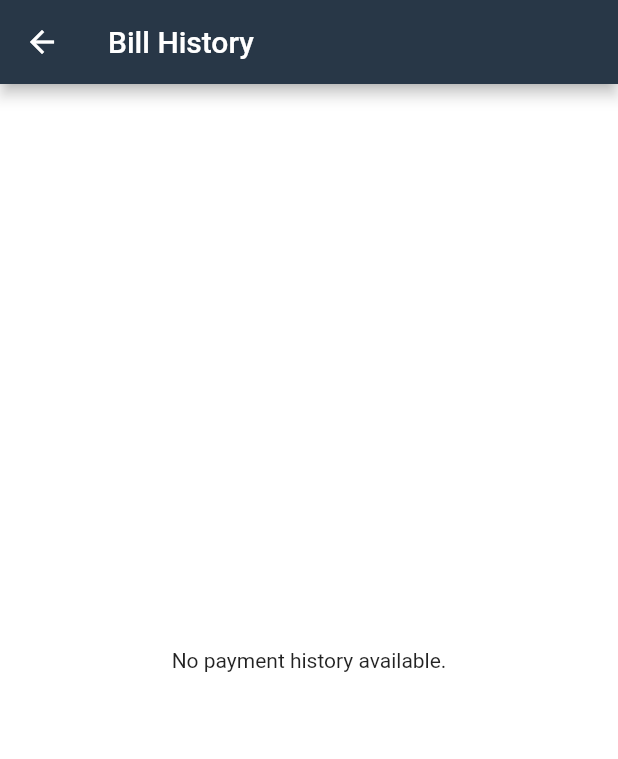
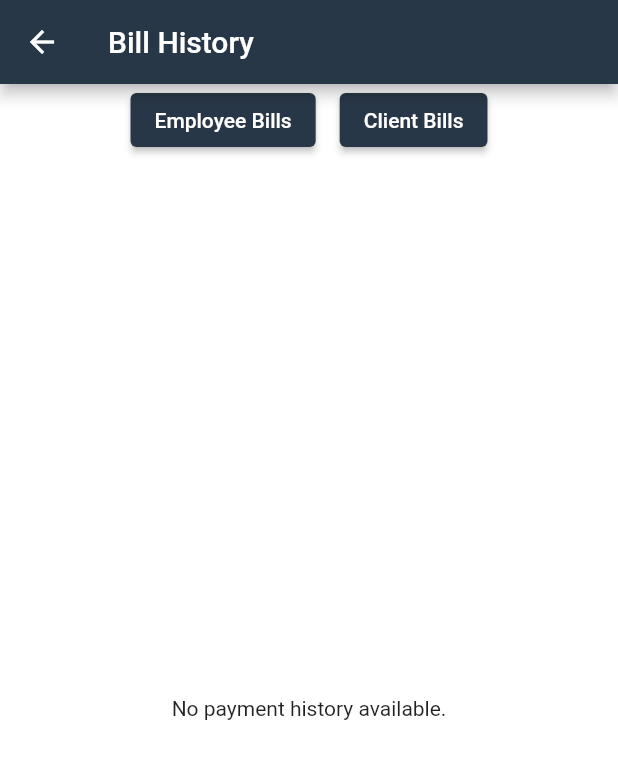
Before and after one commit to amal-krishna-m-u/TeamOneEventManagement, a Flutter app: the BillHistory screen opened directly, on a phone screen of 412 x 824 dp. Shown: the top 759 px of the screen. Run offline on Flutter 3.47's test engine with Material 2 defaults, Android fonts, the phone set to English and light mode, and no system bars; our stand-ins replace another_flushbar, shared_preferences, supabase, supabase_flutter, timeline_tile; missing offline and left inert: chart_sparkline, upi_india; accounts and stored records are empty; project files that could hold a hidden picture were left out.

Commit message:
all features done

```diff
--- a/teamone/lib/pages/bill_history.dart
+++ b/teamone/lib/pages/bill_history.dart
@@ -11,7 +11,9 @@ class BillHistory extends StatefulWidget {
 
 class _BillHistoryState extends State<BillHistory> {
   DatabaseServices db = DatabaseServices(client);
-  List<Map<String, dynamic>> paymentDetails = [];
+  List<Map<String, dynamic>> employeePaymentDetails = [];
+  List<Map<String, dynamic>> clientPaymentDetails = [];
+  bool showEmployeeBills = true;
 
   @override
   void initState() {
@@ -23,7 +25,12 @@ class _BillHistoryState extends State<BillHistory> {
     try {
       final payments = await db.fetchPaymentDetails();
       setState(() {
-        paymentDetails = payments;
+        employeePaymentDetails = payments
+            .where((payment) => payment['employee_details'] != null)
+            .toList();
+        clientPaymentDetails = payments
+            .where((payment) => payment['employee_details'] == null)
+            .toList();
       });
     } catch (error) {
       print('Error fetching payment details: $error');
@@ -43,13 +50,48 @@ class _BillHistoryState extends State<BillHistory> {
         appBar: AppBar(
           title: Text('Bill History'),
         ),
-        body: paymentDetails.isNotEmpty
+        body: Column(
+          children: [
+            Row(
+              mainAxisAlignment: MainAxisAlignment.center,
+              children: [
+                ElevatedButton(
+                  onPressed: () {
+                    setState(() {
+                      showEmployeeBills = true;
+                    });
+                  },
+                  child: Text('Employee Bills'),
+                ),
+                SizedBox(width: 16),
+                ElevatedButton(
+                  onPressed: () {
+                    setState(() {
+                      showEmployeeBills = false;
+                    });
+                  },
+                  child: Text('Client Bills'),
+                ),
+              ],
+            ),
+            SizedBox(height: 16),
+            Expanded(
+              child: showEmployeeBills
+                  ? _buildBillList(employeePaymentDetails)
+                  : _buildBillList(clientPaymentDetails),
+            ),
+          ],
+        ),
+      ),
+    );
+  }
+Widget _buildBillList(List<Map<String, dynamic>> paymentDetails) {
+  return paymentDetails.isNotEmpty
       ? ListView.builder(
           itemCount: paymentDetails.length,
           itemBuilder: (context, index) {
             final payment = paymentDetails[index];
-                  final employee = payment['employee_details'] as Map<String, dynamic>;
-                  final event = payment['event_details'] as Map<String, dynamic>;
+            final event = payment['event_details'] as Map<String, dynamic>?;
 
             return Container(
               padding: EdgeInsets.all(16),
@@ -72,21 +114,32 @@ class _BillHistoryState extends State<BillHistory> {
                   ),
                   SizedBox(height: 8),
                   Text('Payment Date: ${payment['payment_date']}'),
+                  if (payment['is_employee_payment'] == true) ...[
                     SizedBox(height: 4),
-                        Text('Employee Name: ${employee['name']}'),
+                    if (payment['employee_details'] != null)
+                      Text('Employee Name: ${payment['employee_details']['name']}'),
+                    if (event != null) ...[
                       SizedBox(height: 4),
                       Text('Event Name: ${event['event_name']}'),
                       SizedBox(height: 4),
                       Text('Event Date: ${event['event_date']}'),
+                    ],
+                  ] else ...[
+                    if (payment['client_name'] != null)
                       SizedBox(height: 4),
-                        Text('Event place: ${event['event_place']}'),
+                      Text('Client Name: ${payment['client_name']}'),
+                    if (event != null) ...[
+                      SizedBox(height: 4),
+                      Text('Event Name: ${event['event_name']}'),
+                      SizedBox(height: 4),
+                      Text('Event Date: ${event['event_date']}'),
+                    ],
+                  ],
                 ],
               ),
             );
           },
         )
-            : Center(child: Text('No payment history available.')),
-      ),
-    );
+      : Center(child: Text('No payment history available.'));
 }
 }
--- a/teamone/pubspec.yaml
+++ b/teamone/pubspec.yaml
@@ -40,7 +40,6 @@ dependencies:
   intl: ^0.17.0
   another_flushbar: ^1.12.30
   upi_india: ^3.0.1
-  printing: ^5.11.0
 
 
 
@@ -101,10 +100,5 @@ flutter:
   #       - asset: fonts/TrajanPro_Bold.ttf
   #         weight: 700
   #
-  fonts:
-    - family: NotoSans
-      fonts:
-        - asset: assets/NotoSans-Regular.ttf
-
   # For details regarding fonts from package dependencies,
   # see https://flutter.dev/custom-fonts/#from-packages
```
Also changed, not shown: teamone_employee/lib/pages/event/aprroved_event.dart (+22 -42 lines), teamone_employee/lib/pages/event/bill_history.dart (+95 -4 lines), teamone_employee/lib/services/supabase_client.dart (+62 -0 lines), teamone/pubspec.lock, 5 other files. Lines whose indentation alone changed are shown as unchanged.
